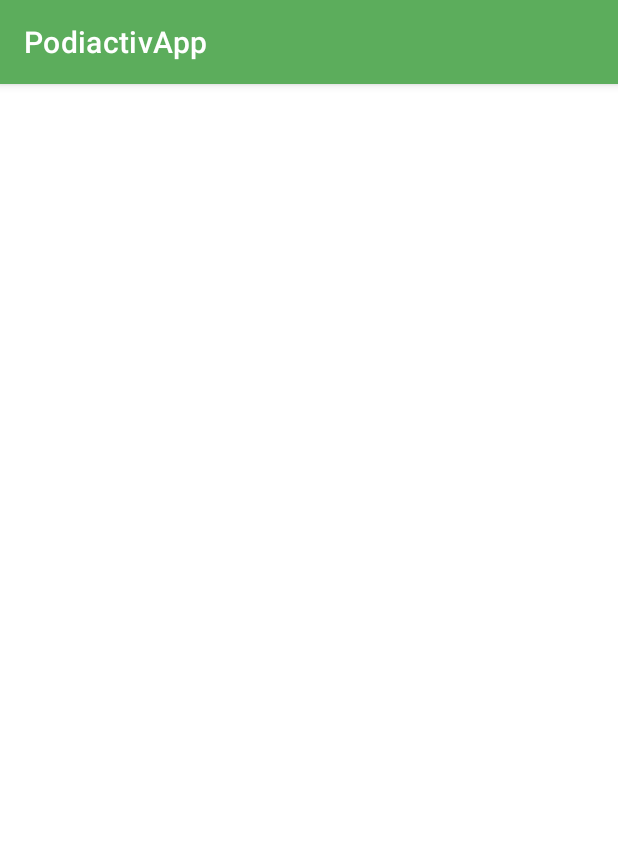
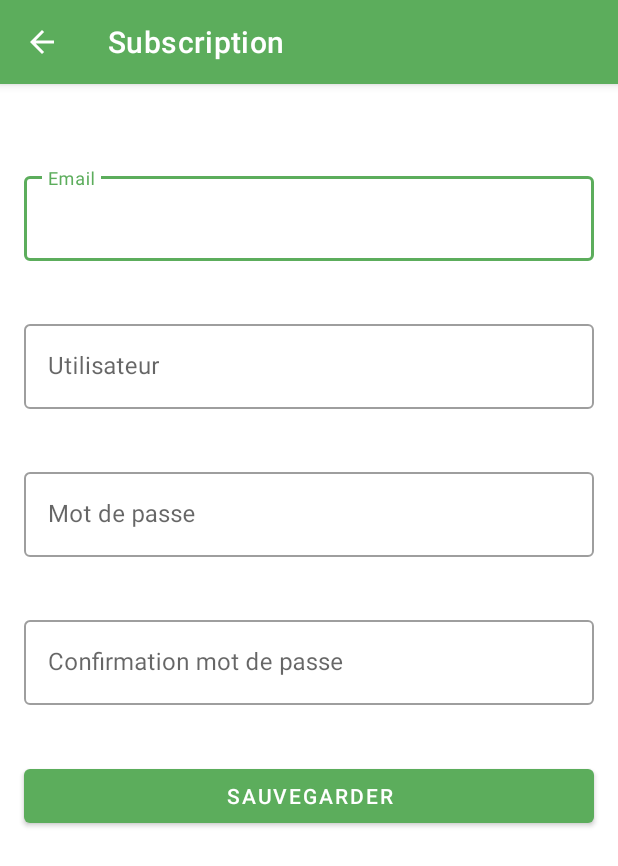
Before and after one commit to Geanne1999/podiactivapp, an Android app: the SubscriptionActivity screen opened directly, with no data from a screen before it, on a phone screen of 412 x 824 dp. Shown: the top 866 px of the screen. Run offline under Robolectric (Android 15) with nearby library versions, the phone set to English and light mode, and no system bars.

Commit message:
Implementing subscription activity and changing strings in xml

```diff
--- a/app/src/main/AndroidManifest.xml
+++ b/app/src/main/AndroidManifest.xml
@@ -13,7 +13,7 @@
     android:theme="@style/Theme.PodiactivApp"
     >
     <activity
-      android:name=".ForgotPasswordActivity"
+      android:name=".ui.ForgotPasswordActivity"
       android:exported="false"
       />
     <activity
--- a/app/src/main/java/com/example/podiactivapp/ForgotPasswordActivity.kt
+++ b/app/src/main/java/com/example/podiactivapp/ui/ForgotPasswordActivity.kt
@@ -1,11 +1,10 @@
-package com.example.podiactivapp
+package com.example.podiactivapp.ui
 
 import android.content.Intent
 import androidx.appcompat.app.AppCompatActivity
 import android.os.Bundle
 import android.widget.Toast
 import com.example.podiactivapp.databinding.ActivityForgotPasswordBinding
-import com.example.podiactivapp.ui.LoginActivity
 import kotlinx.android.synthetic.main.activity_forgot_password.*
 
 class ForgotPasswordActivity : AppCompatActivity()
--- a/app/src/main/java/com/example/podiactivapp/ui/LoginActivity.kt
+++ b/app/src/main/java/com/example/podiactivapp/ui/LoginActivity.kt
@@ -4,8 +4,6 @@ import android.content.Intent
 import androidx.appcompat.app.AppCompatActivity
 import android.os.Bundle
 import android.widget.Toast
-import com.example.podiactivapp.ForgotPasswordActivity
-import com.example.podiactivapp.R
 import com.example.podiactivapp.databinding.ActivityLoginBinding
 import kotlinx.android.synthetic.main.activity_login.*
 
--- a/app/src/main/java/com/example/podiactivapp/ui/SubscriptionActivity.kt
+++ b/app/src/main/java/com/example/podiactivapp/ui/SubscriptionActivity.kt
@@ -1,12 +1,29 @@
 package com.example.podiactivapp.ui
 
+import android.content.Intent
 import androidx.appcompat.app.AppCompatActivity
 import android.os.Bundle
+import android.widget.Toast
 import com.example.podiactivapp.R
+import com.example.podiactivapp.databinding.ActivitySubscriptionBinding
+import kotlinx.android.synthetic.main.activity_subscription.*
 
 class SubscriptionActivity : AppCompatActivity() {
+    private lateinit var binding:ActivitySubscriptionBinding
     override fun onCreate(savedInstanceState: Bundle?) {
         super.onCreate(savedInstanceState)
-        setContentView(R.layout.activity_subscription)
+        binding=ActivitySubscriptionBinding.inflate(layoutInflater)
+        setContentView(binding.root)
+
+        supportActionBar?.apply {
+            title="Subscription"
+            setDisplayHomeAsUpEnabled(true)
+        }
+
+        btnSubscriptionSave.setOnClickListener {
+            Toast.makeText(this, "Compte enregistré!", Toast.LENGTH_SHORT).show()
+            startActivity(Intent(this, InitialPageActivity::class.java))
+            finish()
+        }
     }
 }
--- a/app/src/main/res/layout/activity_forgot_password.xml
+++ b/app/src/main/res/layout/activity_forgot_password.xml
@@ -5,7 +5,7 @@
   xmlns:tools="http://schemas.android.com/tools"
   android:layout_width="match_parent"
   android:layout_height="match_parent"
-  tools:context=".ForgotPasswordActivity"
+  tools:context=".ui.ForgotPasswordActivity"
   >
 
   <com.google.android.material.textfield.TextInputLayout
--- a/app/src/main/res/layout/activity_login.xml
+++ b/app/src/main/res/layout/activity_login.xml
@@ -32,7 +32,7 @@
         android:layout_width="0dp"
         android:layout_height="wrap_content"
         android:layout_marginTop="16dp"
-        android:hint="@string/senha"
+        android:hint="@string/password"
         app:endIconMode="password_toggle"
         app:errorEnabled="true"
         app:layout_constraintEnd_toEndOf="@+id/login_txtEmail"
--- a/app/src/main/res/layout/activity_subscription.xml
+++ b/app/src/main/res/layout/activity_subscription.xml
@@ -6,4 +6,106 @@
     android:layout_height="match_parent"
     tools:context=".ui.SubscriptionActivity">
 
+  <com.google.android.material.textfield.TextInputLayout
+    android:id="@+id/subscriptionEmail"
+    style="@style/Widget.MaterialComponents.TextInputLayout.OutlinedBox"
+    android:layout_width="match_parent"
+    android:layout_height="wrap_content"
+    android:layout_marginStart="16dp"
+    android:layout_marginTop="56dp"
+    android:layout_marginEnd="16dp"
+    android:hint="@string/login"
+    app:errorEnabled="true"
+    app:layout_constraintEnd_toEndOf="parent"
+    app:layout_constraintHorizontal_bias="0.0"
+    app:layout_constraintStart_toStartOf="parent"
+    app:layout_constraintTop_toTopOf="parent"
+    >
+
+    <com.google.android.material.textfield.TextInputEditText
+      android:layout_width="match_parent"
+      android:layout_height="match_parent"
+      android:inputType="textEmailAddress"
+      />
+  </com.google.android.material.textfield.TextInputLayout>
+
+  <com.google.android.material.textfield.TextInputLayout
+    android:id="@+id/subscriptionUsername"
+    style="@style/Widget.MaterialComponents.TextInputLayout.OutlinedBox"
+    android:layout_width="match_parent"
+    android:layout_height="wrap_content"
+    android:layout_marginStart="16dp"
+    android:layout_marginTop="16dp"
+    android:layout_marginEnd="16dp"
+    android:hint="@string/user"
+    app:errorEnabled="true"
+    app:layout_constraintEnd_toEndOf="parent"
+    app:layout_constraintStart_toStartOf="parent"
+    app:layout_constraintTop_toBottomOf="@+id/subscriptionEmail"
+    >
+
+    <com.google.android.material.textfield.TextInputEditText
+      android:layout_width="match_parent"
+      android:layout_height="match_parent"
+      android:inputType="text"
+      />
+  </com.google.android.material.textfield.TextInputLayout>
+
+  <com.google.android.material.textfield.TextInputLayout
+    android:id="@+id/subscriptionNewPassword"
+    style="@style/Widget.MaterialComponents.TextInputLayout.OutlinedBox"
+    android:layout_width="match_parent"
+    android:layout_height="wrap_content"
+    android:layout_marginStart="16dp"
+    android:layout_marginTop="16dp"
+    android:layout_marginEnd="16dp"
+    android:hint="@string/password"
+    app:errorEnabled="true"
+    app:layout_constraintEnd_toEndOf="parent"
+    app:layout_constraintStart_toStartOf="parent"
+    app:layout_constraintTop_toBottomOf="@+id/subscriptionUsername"
+    >
+
+    <com.google.android.material.textfield.TextInputEditText
+      android:layout_width="match_parent"
+      android:layout_height="match_parent"
+      android:inputType="textEmailAddress"
+      />
+  </com.google.android.material.textfield.TextInputLayout>
+
+  <com.google.android.material.textfield.TextInputLayout
+    android:id="@+id/subscriptionConfirmPassword"
+    style="@style/Widget.MaterialComponents.TextInputLayout.OutlinedBox"
+    android:layout_width="match_parent"
+    android:layout_height="wrap_content"
+    android:layout_marginStart="16dp"
+    android:layout_marginTop="16dp"
+    android:layout_marginEnd="16dp"
+    android:hint="@string/confirm_password"
+    app:errorEnabled="true"
+    app:layout_constraintEnd_toEndOf="parent"
+    app:layout_constraintStart_toStartOf="parent"
+    app:layout_constraintTop_toBottomOf="@+id/subscriptionNewPassword"
+    >
+
+    <com.google.android.material.textfield.TextInputEditText
+      android:layout_width="match_parent"
+      android:layout_height="match_parent"
+      android:inputType="textEmailAddress"
+      />
+  </com.google.android.material.textfield.TextInputLayout>
+
+  <Button
+    android:id="@+id/btnSubscriptionSave"
+    android:layout_width="0dp"
+    android:layout_height="wrap_content"
+    android:layout_marginStart="16dp"
+    android:layout_marginTop="16dp"
+    android:layout_marginEnd="16dp"
+    android:text="@string/save_button"
+    app:layout_constraintEnd_toEndOf="parent"
+    app:layout_constraintStart_toStartOf="parent"
+    app:layout_constraintTop_toBottomOf="@+id/subscriptionConfirmPassword"
+    />
+
 </androidx.constraintlayout.widget.ConstraintLayout>
--- a/app/src/main/res/values/strings.xml
+++ b/app/src/main/res/values/strings.xml
@@ -4,7 +4,10 @@
         Le pied pour representer lobjectif du projet.
     </string>
     <string name="login">Email</string>
-    <string name="senha">Mot de passe</string>
+    <string name="user">Utilisateur</string>
+    <string name="password">Mot de passe</string>
+    <string name="save_button">Sauvegarder</string>
+    <string name="confirm_password">Confirmation mot de passe</string>
     <string name="entrar">Accéder</string>
     <string name="mot_de_passe_obli">Mot de passe oublié?</string>
     <string name="envoyer">Envoyer</string>
```
